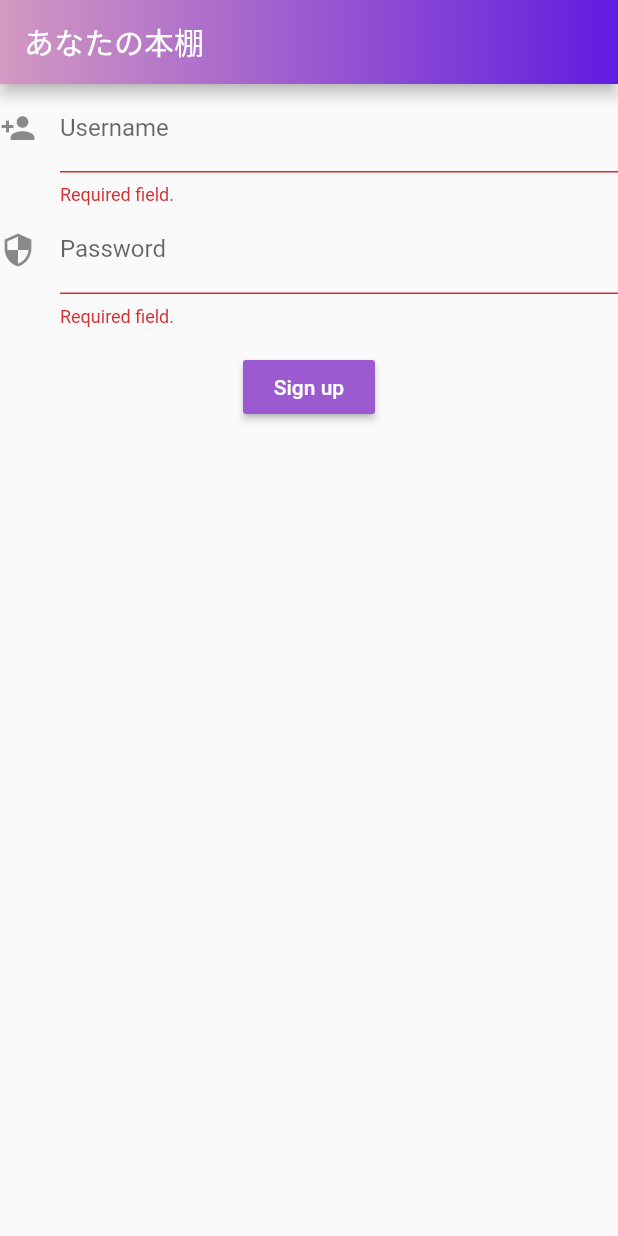
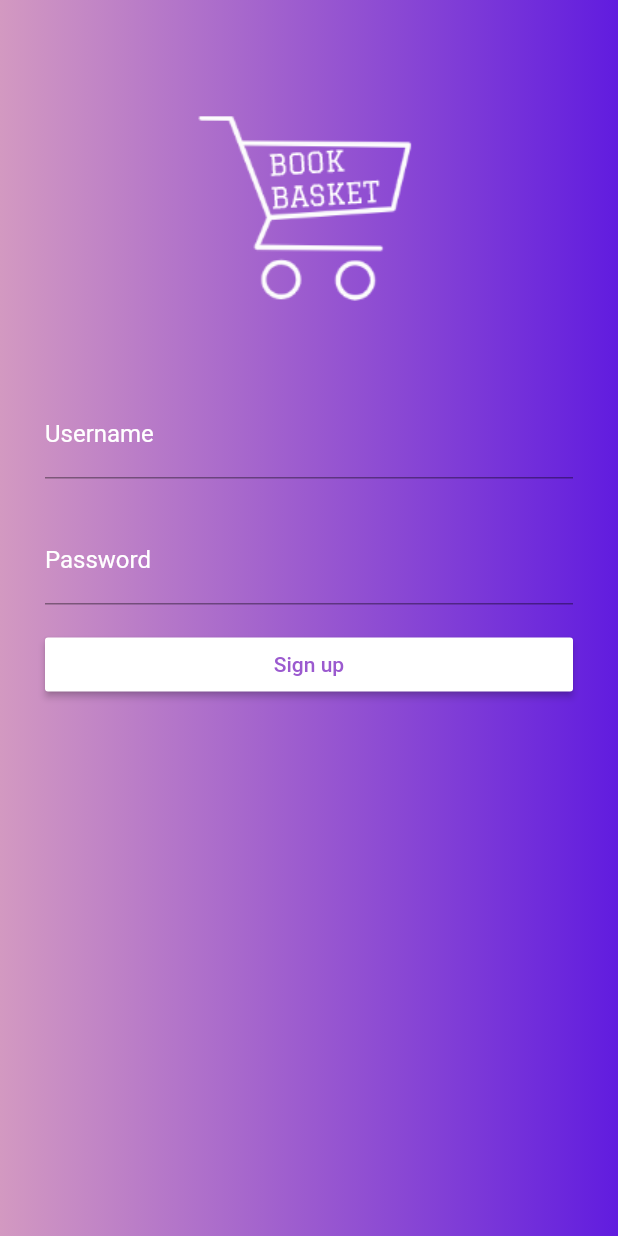
Before and after one commit to think-book/BookBasket-Client, a Flutter app: the screen it shows after launch, on a phone screen of 412 x 824 dp. Run offline on Flutter 3.47's test engine with Material 2 defaults, Android fonts, the phone set to English and light mode, and no system bars.

Commit message:
Fixes #41. Added User create page
Fixes #41.

Changes proposed in this pull request:
- user create page (username と password の入力、今は何入力しても本棚に入る)
- 画面の流れ （ユーザ情報を入れてから本棚表示に移る）

未実装：
認証の処理：passwordのhashingなど

```diff
--- a/lib/main.dart
+++ b/lib/main.dart
@@ -1,7 +1,5 @@
 import 'package:bookbasket/user_create_screen.dart';
 import 'package:flutter/material.dart';
-// import 'package:bookbasket/book_list_screen.dart';
-import 'package:bookbasket/user_create_screen.dart';
 
 void main() => runApp(MyApp());
 
@@ -11,10 +9,9 @@ class MyApp extends StatelessWidget {
     return MaterialApp(
       title: 'ThinkBookClientApp',
       debugShowCheckedModeBanner: false,
-      home: Scaffold(
-        appBar: AppBar(
-          title: Text('あなたの本棚'),
-          flexibleSpace: Container(
+      home: Stack(
+        children: <Widget>[
+          new Container(
             decoration: BoxDecoration(
               gradient: LinearGradient(
                 begin: Alignment.centerLeft,
@@ -27,10 +24,16 @@ class MyApp extends StatelessWidget {
               ),
             ),
           ),
-        ),
-        // body: BookListScreen(),
-        body: UserCreateScreen(),
-      ),
+          Scaffold(
+            backgroundColor: Colors.transparent,
+            body: new Container(
+              color: Colors.transparent,
+              padding: const EdgeInsets.fromLTRB(30.0,60.0,30.0,30.0),
+              child: UserCreateScreen(),
+            ),
+          )
+        ]
+      )
     );
   }
 }
--- a/lib/user_create_screen.dart
+++ b/lib/user_create_screen.dart
@@ -1,8 +1,3 @@
-/*TO DO:
- * Create user_create_screen and user_create
- * Correct the navigation to show this page before book_list_screen.
-*/
-
 import 'package:flutter/material.dart';
 import 'package:bookbasket/api/client.dart';
 import 'package:bookbasket/book_list_screen.dart';
@@ -19,11 +14,19 @@ class UserCreateScreenState extends State<UserCreateScreen>{
   String password;
 
   final _formKey = GlobalKey<FormState>();
+  final style = TextStyle(color: Colors.white);
 
   Widget build(BuildContext context){
     return Material(
+      color: Colors.transparent,
       child: Column(
         children: <Widget>[
+          // put app logo here
+          SizedBox(
+            height: 155.0,
+            child: Image.asset('res/img/logo.png'),
+          ),
+
           formBuilder(),
           ],
         ),
@@ -32,19 +35,18 @@ class UserCreateScreenState extends State<UserCreateScreen>{
 
   Form formBuilder() {
     var client = new BookClient();
-    return Form(
-      key: _formKey,
-      child: Column(
-        children: <Widget>[
 
     //username 記入欄
-          TextFormField(
+    final usernameField =  TextFormField(
+      style: style,
       decoration: const InputDecoration(
-              icon: Icon(Icons.person_add),
+        // icon: Icon(Icons.person_add),
         hintText: 'Enter a username.',
-              labelText: 'Username'
+        hintStyle: TextStyle(color: Colors.white),
+        labelText: 'Username',
+        labelStyle: TextStyle(color: Colors.white),
       ),
-            autovalidate: true,
+      autovalidate: false,
       validator: (value) {
         if (value.isEmpty) {
           return 'Required field.';
@@ -54,17 +56,20 @@ class UserCreateScreenState extends State<UserCreateScreen>{
       onSaved: (String value){
         userName = value;
       },
-          ),
+    );
 
     //パスワード記入欄
-          TextFormField(
+    final passwordField = TextFormField(
+      style: style,
       decoration: const InputDecoration(
-              icon: Icon(Icons.security),
+        // icon: Icon(Icons.security),
         hintText: 'Enter a password.',
+        hintStyle: TextStyle(color: Colors.white),
         labelText: 'Password',
+        labelStyle: TextStyle(color: Colors.white),
       ),
       obscureText: true,
-            autovalidate: true,
+      autovalidate: false,
       validator: (value) {
         if (value.isEmpty) {
           return 'Required field.';
@@ -74,13 +79,15 @@ class UserCreateScreenState extends State<UserCreateScreen>{
       onSaved: (String value){
         password = value;
       },
-          ),
+    );
 
-          //登録ボタン
-          Padding(
+    final signupButton = Padding(
       padding: const EdgeInsets.symmetric(vertical: 16.0),
-            child: RaisedButton(
-              color: Color(0xff9b5acf),
+      child: MaterialButton(
+        minWidth: MediaQuery.of(context).size.width,
+        color: Colors.white ,
+        textColor: Color(0xff9b5acf),
+        child: const Text('Sign up'),
         onPressed: () async {
           // Validate returns true if the form is valid, or false otherwise.
           if (_formKey.currentState.validate()) {
@@ -98,10 +105,9 @@ class UserCreateScreenState extends State<UserCreateScreen>{
             }
             on UserAddException catch(e){
               print(e.errorMessage());
-                    // ここでdialogとか表示したい
+              // ここでerror dialogとか表示したい
             }
             */
-
             Navigator.of(context)
                   .push(new MaterialPageRoute<String>(
                 builder: (context) => BookListScreen(),
@@ -115,10 +121,23 @@ class UserCreateScreenState extends State<UserCreateScreen>{
               });
           }
         },
-              child: const Text('Sign up'),
-              textColor: Colors.white,
       ),
-          ),
+    );
+
+    return Form(
+      key: _formKey,
+      child: Column(
+        children: <Widget>[
+          // to create gap between widgets in GUI
+          SizedBox(height: 45.0),
+          //username 記入欄
+          usernameField,
+          // to create gap between widgets in GUI
+          SizedBox(height: 25.0),
+          //パスワード記入欄
+          passwordField,
+          //登録ボタン
+          signupButton,
       ],),
     );
   }
--- a/pubspec.yaml
+++ b/pubspec.yaml
@@ -45,3 +45,4 @@ flutter:
   uses-material-design: true
   assets:
     - res/img/book.png
+    - res/img/logo.png
```
Also changed, not shown: lib/book_list_screen.dart (+28 -9 lines), res/img/logo.png (added). Lines whose indentation alone changed are shown as unchanged.
